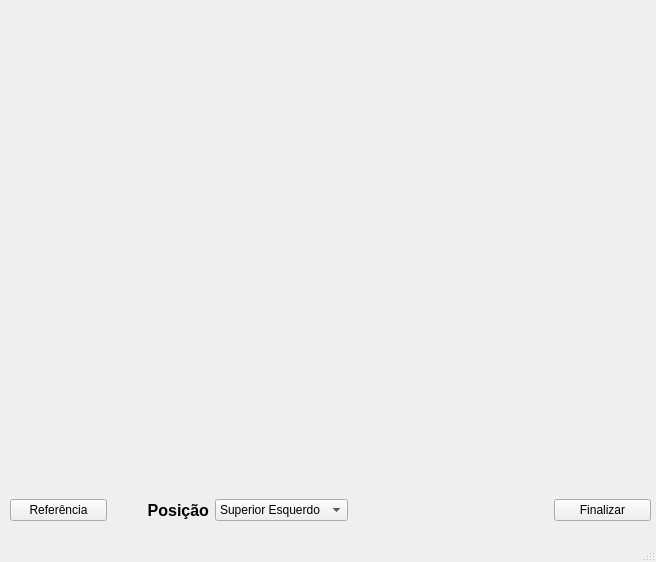
First picture: the form in interface/perspectiva.ui, repository Red-Dragons-UFSCar/red-visao, before the edit.
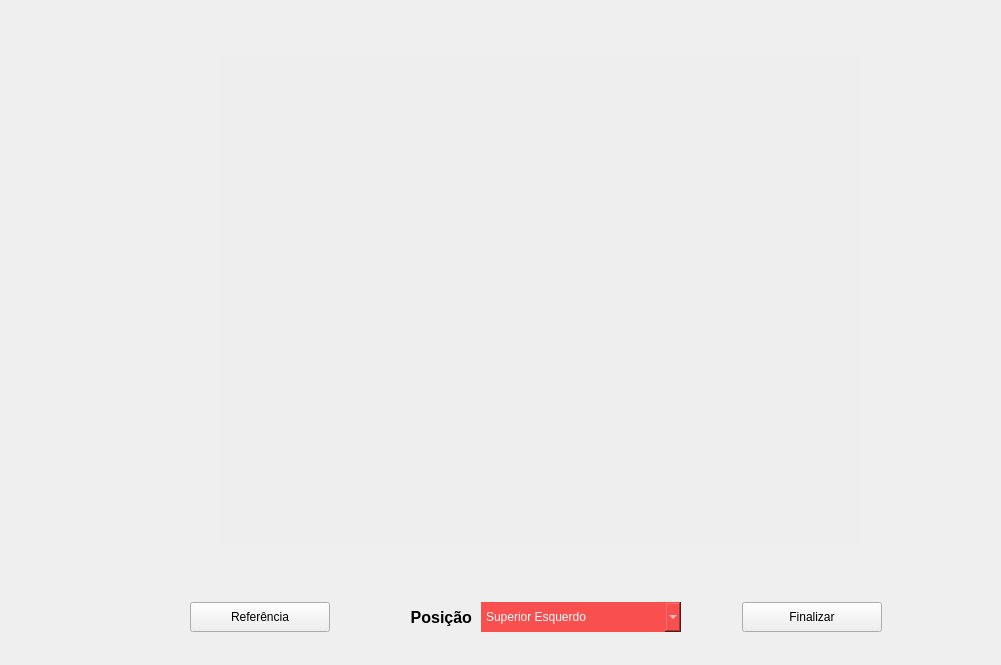
Second picture: the form after the edit.

```diff
--- a/interface/perspectiva.ui
+++ b/interface/perspectiva.ui
@@ -1,24 +1,36 @@
 <?xml version="1.0" encoding="UTF-8"?>
 <ui version="4.0">
- <class>MainWindow</class>
- <widget class="QMainWindow" name="MainWindow">
+ <class>Form</class>
+ <widget class="QWidget" name="Form">
   <property name="geometry">
    <rect>
     <x>0</x>
     <y>0</y>
-    <width>656</width>
-    <height>562</height>
+    <width>1001</width>
+    <height>665</height>
    </rect>
   </property>
   <property name="windowTitle">
    <string>Perspectiva</string>
   </property>
-  <widget class="QWidget" name="centralwidget">
+  <property name="styleSheet">
+   <string notr="true">QComboBox {
+background: #F94F4F;
+border: 0px;
+font: 75 12pt &quot;FreeMono&quot;;
+color: rgb(255, 255, 255);
+}
+
+
+QComboBox:hover{
+	background-color: rgb(164, 0, 0);
+}</string>
+  </property>
    <widget class="QLabel" name="QT_Imagem">
     <property name="geometry">
      <rect>
-      <x>10</x>
-      <y>0</y>
+     <x>220</x>
+     <y>60</y>
       <width>640</width>
       <height>480</height>
      </rect>
@@ -30,25 +42,15 @@
      <string/>
     </property>
    </widget>
-   <widget class="QWidget" name="horizontalLayoutWidget">
-    <property name="geometry">
-     <rect>
-      <x>10</x>
-      <y>490</y>
-      <width>641</width>
-      <height>41</height>
-     </rect>
-    </property>
-    <layout class="QHBoxLayout" name="horizontalLayout">
-     <item>
-      <widget class="QPushButton" name="QT_btReferencia">
-       <property name="text">
-        <string>Referência</string>
-       </property>
-      </widget>
-     </item>
-     <item>
       <widget class="QLabel" name="label">
+   <property name="geometry">
+    <rect>
+     <x>332</x>
+     <y>602</y>
+     <width>140</width>
+     <height>30</height>
+    </rect>
+   </property>
        <property name="sizePolicy">
         <sizepolicy hsizetype="Preferred" vsizetype="Preferred">
          <horstretch>0</horstretch>
@@ -69,9 +71,41 @@
         <set>Qt::AlignRight|Qt::AlignTrailing|Qt::AlignVCenter</set>
        </property>
       </widget>
-     </item>
-     <item>
+  <widget class="QPushButton" name="QT_btFinalizar">
+   <property name="geometry">
+    <rect>
+     <x>742</x>
+     <y>602</y>
+     <width>140</width>
+     <height>30</height>
+    </rect>
+   </property>
+   <property name="text">
+    <string>Finalizar</string>
+   </property>
+  </widget>
+  <widget class="QPushButton" name="QT_btReferencia">
+   <property name="geometry">
+    <rect>
+     <x>190</x>
+     <y>602</y>
+     <width>140</width>
+     <height>30</height>
+    </rect>
+   </property>
+   <property name="text">
+    <string>Referência</string>
+   </property>
+  </widget>
       <widget class="QComboBox" name="QT_posicao">
+   <property name="geometry">
+    <rect>
+     <x>481</x>
+     <y>602</y>
+     <width>200</width>
+     <height>30</height>
+    </rect>
+   </property>
        <property name="sizePolicy">
         <sizepolicy hsizetype="Preferred" vsizetype="Fixed">
          <horstretch>0</horstretch>
@@ -99,44 +133,6 @@
         </property>
        </item>
       </widget>
-     </item>
-     <item>
-      <spacer name="horizontalSpacer">
-       <property name="orientation">
-        <enum>Qt::Horizontal</enum>
-       </property>
-       <property name="sizeType">
-        <enum>QSizePolicy::Fixed</enum>
-       </property>
-       <property name="sizeHint" stdset="0">
-        <size>
-         <width>200</width>
-         <height>20</height>
-        </size>
-       </property>
-      </spacer>
-     </item>
-     <item>
-      <widget class="QPushButton" name="QT_btFinalizar">
-       <property name="text">
-        <string>Finalizar</string>
-       </property>
-      </widget>
-     </item>
-    </layout>
-   </widget>
-  </widget>
-  <widget class="QMenuBar" name="menubar">
-   <property name="geometry">
-    <rect>
-     <x>0</x>
-     <y>0</y>
-     <width>656</width>
-     <height>28</height>
-    </rect>
-   </property>
-  </widget>
-  <widget class="QStatusBar" name="statusbar"/>
  </widget>
  <resources/>
  <connections/>
```
Left out of the diff: 2 changed lines with no effect on the pictures. Lines whose indentation alone changed are shown as unchanged.
